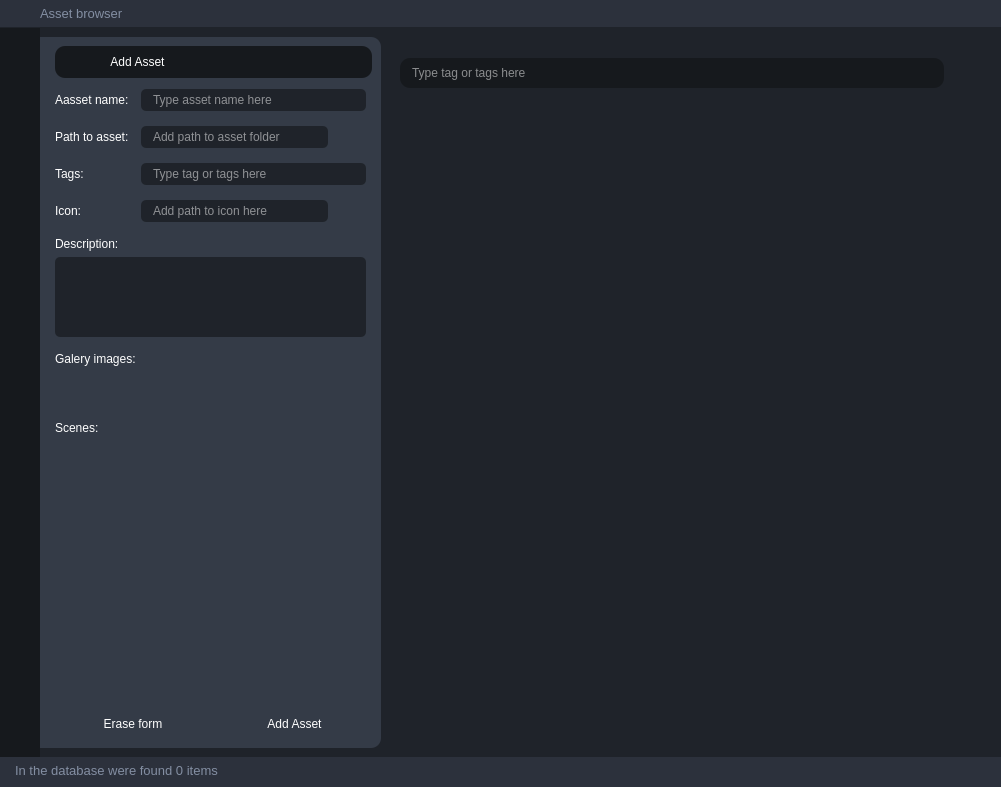
andreikin/asset_browser, file UI/Ui_MainWindow.ui: the form before one commit.
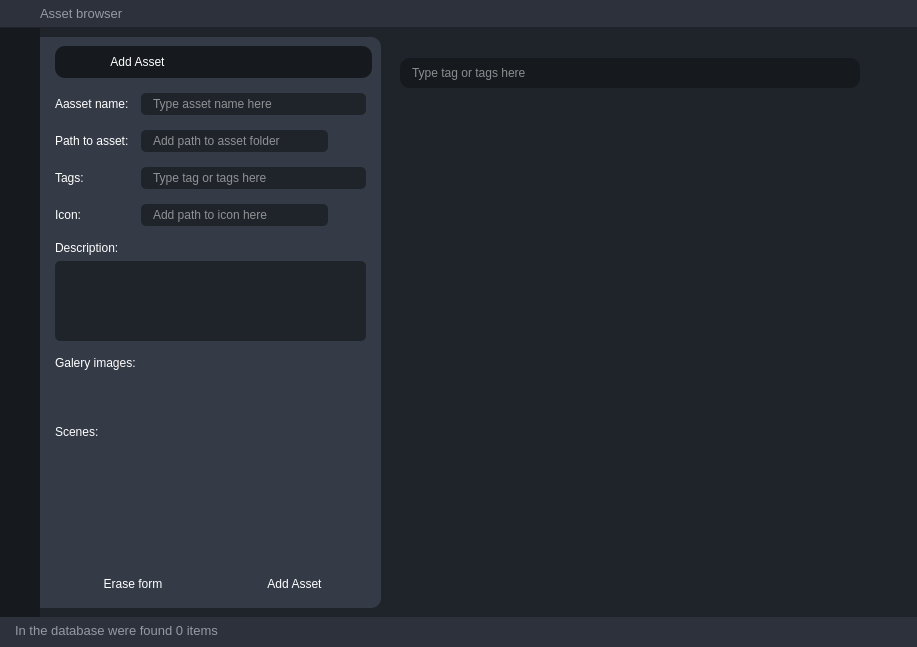
The form after the commit. Icons and pictures are not drawn.

What changed in the file:
```diff
--- a/UI/Ui_MainWindow.ui
+++ b/UI/Ui_MainWindow.ui
@@ -6,8 +6,8 @@
    <rect>
     <x>0</x>
     <y>0</y>
-    <width>1001</width>
-    <height>787</height>
+    <width>917</width>
+    <height>647</height>
    </rect>
   </property>
   <property name="windowTitle">
@@ -38,21 +38,14 @@
 	margin: 0;
 	color: #fff;
 }
-
-#db_path_button:hover, #new_lib_button:hover, #add_asset_button:hover, #erase_button:hover {
-	border-left: 4px solid #343b47;
+#add_asset_button:hover,  #erase_button:hover{
+	color:#9bc2ff;
 }
-
-#expand_button:hover, #info_button:hover, #settings_button:hover, #tree_button:hover, #callaps_btn_a:hover, #callaps_btn_b:hover, #callaps_btn_c:hover, #callaps_btn_d:hover{
-	border-left: 4px solid #16191d;
-}
-
 QLineEdit, QTextEdit, #tree_body, #galery_list_frame, #scens_list_frame  {
 	padding: 0 10px;
 	background-color:#1f232a;
 	border-radius: 5px;
 }
-
 #font_spinBox{
 	border-radius: 5px;
 	padding-right: 15px;
@@ -84,57 +77,36 @@
 	background-color:#16191d;
 	border-radius: 10px;
 }
-#status_label, #window_label, #help_text_label{
-	color: #838ea2;
+#status_label, #window_label{
+	color:#959aa2;
 }
+
+/* gallery scroll Area */
 QScrollBar:vertical {
  	border: none;
-    width: 8px;
+    width: 10px;
     margin: 0px 0 0px 0;
 	border-radius: 0px;
  }
 QScrollBar::handle:vertical {	
-	background: #343b47;
+	border: 3px solid #16191d;
+	background: #959aa2;
+	/*background:#838ea2;*/
+
 	min-height: 30px;
-	border-radius: 3px;
+	border-radius: 5px;
 }
 QScrollBar::handle:vertical:hover{	
 	background-color:#2c313c;
 }
-
 QScrollBar::add-page:vertical, QScrollBar::sub-page:vertical {
 	background:#16191d;
 }
 
-/* add_assetscrollArea */
 
-add_assetscrollArea:QScrollBar:vertical {
- 	border: none;
-    width: 8px;
-    margin: 0px 0 0px 0;
-	border-radius: 0px;
- 
- }
-QScrollBar::handle:vertical {	
-	background-color: :rgb(255, 255, 0);
-	color: rgb(255, 255, 0);
 
-    background:rgb(31, 35, 42);
 
-	min-height: 30px;
-	border-radius: 3px;
-}
-QScrollBar::handle:vertical:hover{	
-background:rgb(56, 64, 77);
-}
-
-QScrollBar::add-page:vertical, QScrollBar::sub-page:vertical {
-background-color:#2c313c;
-}
-
-
-
-</string>
+ </string>
    </property>
    <layout class="QVBoxLayout" name="main_layout">
     <property name="spacing">
@@ -400,7 +372,7 @@
            <number>0</number>
           </property>
           <property name="topMargin">
-           <number>15</number>
+           <number>9</number>
           </property>
           <property name="rightMargin">
            <number>0</number>
@@ -560,7 +532,7 @@
                <widget class="QWidget" name="page_1">
                 <layout class="QVBoxLayout" name="verticalLayout_17">
                  <property name="spacing">
-                  <number>0</number>
+                  <number>10</number>
                  </property>
                  <property name="leftMargin">
                   <number>0</number>
@@ -630,7 +602,7 @@
                       <x>0</x>
                       <y>0</y>
                       <width>317</width>
-                      <height>623</height>
+                      <height>463</height>
                      </rect>
                     </property>
                     <layout class="QVBoxLayout" name="verticalLayout">
@@ -641,7 +613,7 @@
                       <number>0</number>
                      </property>
                      <property name="topMargin">
-                      <number>6</number>
+                      <number>0</number>
                      </property>
                      <property name="rightMargin">
                       <number>6</number>
@@ -781,8 +753,8 @@
                           </property>
                           <property name="iconSize">
                            <size>
-                            <width>24</width>
-                            <height>24</height>
+                            <width>22</width>
+                            <height>22</height>
                            </size>
                           </property>
                          </widget>
@@ -916,8 +888,8 @@
                           </property>
                           <property name="iconSize">
                            <size>
-                            <width>24</width>
-                            <height>24</height>
+                            <width>22</width>
+                            <height>22</height>
                            </size>
                           </property>
                          </widget>
```
Left out of the diff: 17 changed lines with no effect on the pictures.
